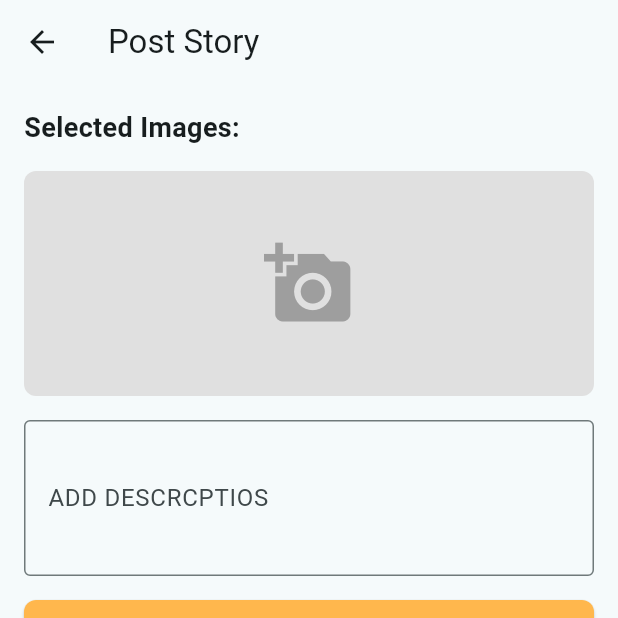
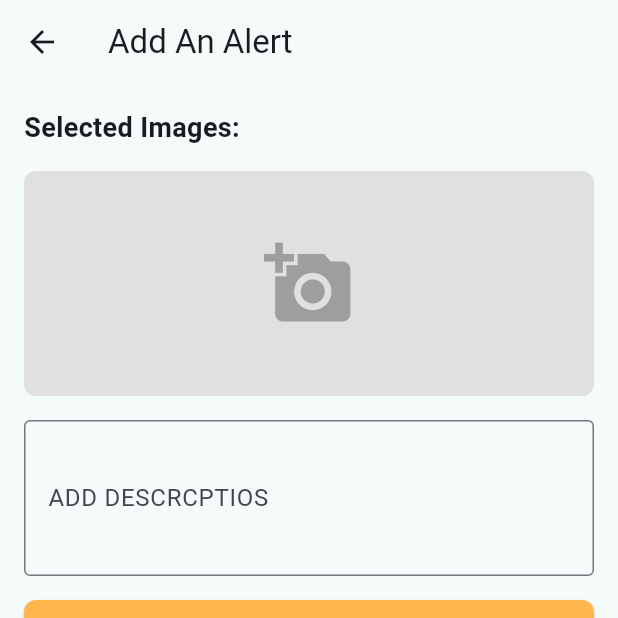
Before and after one commit to 09aryan/AlmaBase, a Flutter app: the PostStoryPage screen opened directly, on a phone screen of 412 x 824 dp, the top half of it. Run offline on Flutter 3.47's test engine with Material 3 defaults, Android fonts, the phone set to English and light mode, and no system bars; our stand-ins replace cached_network_image, carousel_slider, chewie, curved_navigation_bar, dotted_border, file_picker and 4 more; missing offline and left inert: neopop, video_thumbnail; accounts and stored records are empty; network calls fail.

Commit message:
ui update

```diff
--- a/frontend/lib/main.dart
+++ b/frontend/lib/main.dart
@@ -34,6 +34,7 @@ class MyApp extends StatelessWidget {
         colorScheme: ColorScheme.fromSeed(seedColor: Colors.white),
         useMaterial3: true,
       ),
+      debugShowCheckedModeBanner: false,
       home: AnimatedSplashScreen(),
     );
   }
--- a/frontend/lib/screens/addStrory.dart
+++ b/frontend/lib/screens/addStrory.dart
@@ -3,7 +3,6 @@ import 'package:flutter/material.dart';
 import 'package:frontend/constent/nav_bar.dart';
 import 'package:frontend/model/authToken.dart';
 import 'package:frontend/provider/user.dart';
-import 'package:frontend/screens/allContents.dart';
 import 'package:http/http.dart' as http;
 import 'package:image_picker/image_picker.dart';
 import 'package:provider/provider.dart';
@@ -26,7 +25,7 @@ class _PostStoryPageState extends State<PostStoryPage> {
 
       var request = http.MultipartRequest(
         'POST',
-        Uri.parse('http://10.0.9.246:1000/app/v1/post-story'),
+        Uri.parse('https://almabase.onrender.com/app/v1/post-story'),
       );
       request.headers['Authorization'] = authToken!;
       request.fields['text'] = textController.text;
@@ -66,28 +65,28 @@ class _PostStoryPageState extends State<PostStoryPage> {
   Widget build(BuildContext context) {
     return Scaffold(
       appBar: AppBar(
-        title: Text('Post Story'),
+        title: const Text('Add An Alert'),
         leading: IconButton(
-          icon: Icon(Icons.arrow_back),
+          icon: const Icon(Icons.arrow_back),
           onPressed: () {
             Navigator.push(
               context,
-              MaterialPageRoute(builder: (context) => MyHomePag()),
+              MaterialPageRoute(builder: (context) => const MyHomePag()),
             );
           },
         ),
       ),
       body: SingleChildScrollView(
-        physics: AlwaysScrollableScrollPhysics(),
+        physics: const AlwaysScrollableScrollPhysics(),
         padding: const EdgeInsets.all(16.0),
         child: Column(
           crossAxisAlignment: CrossAxisAlignment.stretch,
           children: [
-            Text(
+            const Text(
               'Selected Images:',
               style: TextStyle(fontSize: 18, fontWeight: FontWeight.bold),
             ),
-            SizedBox(height: 16.0),
+            const SizedBox(height: 16.0),
             Container(
               height: 150.0,
               child: imagesFiles.isEmpty
@@ -104,7 +103,7 @@ class _PostStoryPageState extends State<PostStoryPage> {
                           color: Colors.grey[300],
                           borderRadius: BorderRadius.circular(8.0),
                         ),
-                        child: Center(
+                        child: const Center(
                           child: Icon(
                             Icons.add_a_photo,
                             size: 60,
@@ -132,30 +131,30 @@ class _PostStoryPageState extends State<PostStoryPage> {
                       },
                     ),
             ),
-            SizedBox(height: 16.0),
+            const SizedBox(height: 16.0),
             TextField(
               controller: textController,
               maxLines: 3,
-              decoration: InputDecoration(
+              decoration: const InputDecoration(
                 labelText: 'ADD DESCRCPTIOS',
                 border: OutlineInputBorder(),
               ),
             ),
-            SizedBox(height: 16.0),
+            const SizedBox(height: 16.0),
             ElevatedButton(
               onPressed: isPostingStory ? null : postStory,
               style: ElevatedButton.styleFrom(
                 primary: Colors.orange[300],
-                padding: EdgeInsets.symmetric(vertical: 16.0),
+                padding: const EdgeInsets.symmetric(vertical: 16.0),
                 shape: RoundedRectangleBorder(
                   borderRadius: BorderRadius.circular(8.0),
                 ),
               ),
               child: isPostingStory
-                  ? CircularProgressIndicator(
+                  ? const CircularProgressIndicator(
                       color: Colors.white,
                     )
-                  : Text(
+                  : const Text(
                       'Post Story',
                       style: TextStyle(fontSize: 18.0, color: Colors.white),
                     ),
--- a/frontend/lib/screens/otherUser.dart
+++ b/frontend/lib/screens/otherUser.dart
@@ -32,7 +32,8 @@ class _UserInformationPageState extends State<UserInformationPage> {
       String? authToken =
           Provider.of<AuthProvider>(context, listen: false).authToken ?? '';
       final response = await http.get(
-        Uri.parse('http://10.0.9.246:1000/app/v1//post/$postId/comments'),
+        Uri.parse(
+            'https://almabase.onrender.com/app/v1//post/$postId/comments'),
         headers: {'Authorization': authToken},
       );
 
@@ -87,7 +88,7 @@ class _UserInformationPageState extends State<UserInformationPage> {
       String? authToken =
           Provider.of<AuthProvider>(context, listen: false).authToken ?? '';
       final response = await http.get(
-        Uri.parse('http://10.0.9.246:1000/app/v1/all-likes/$postId'),
+        Uri.parse('https://almabase.onrender.com/app/v1/all-likes/$postId'),
         headers: {'Authorization': authToken},
       );
 
--- a/frontend/lib/screens/seacrhPage.dart
+++ b/frontend/lib/screens/seacrhPage.dart
@@ -16,8 +16,8 @@ class _SearchPageState extends State<SearchPage> {
   List<Map<String, dynamic>> _searchResults = [];
 
   void _searchUsers(String userName) async {
-    final response = await http
-        .get(Uri.parse('http://10.0.9.246:1000/app/v1/search/$userName'));
+    final response = await http.get(
+        Uri.parse('https://almabase.onrender.com/app/v1/search/$userName'));
 
     if (response.statusCode == 200) {
       final data = json.decode(response.body);
@@ -36,7 +36,7 @@ class _SearchPageState extends State<SearchPage> {
       print('Auth Token: $authToken');
 
       final response = await http.post(
-        Uri.parse('http://10.0.9.246:1000/app/v1/chat/access'),
+        Uri.parse('https://almabase.onrender.com/app/v1/chat/access'),
         headers: {
           'Content-Type': 'application/json',
           'Authorization': authToken,
--- a/frontend/lib/screens/userDetails.dart
+++ b/frontend/lib/screens/userDetails.dart
@@ -25,7 +25,7 @@ class _UserInformationPageState extends State<UserInformationPage> {
       String? authToken =
           Provider.of<AuthProvider>(context, listen: false).authToken ?? '';
       final response = await http.get(
-        Uri.parse('http://10.0.9.246:1000/app/v1/post/$postId/comments'),
+        Uri.parse('https://almabase.onrender.com/app/v1/post/$postId/comments'),
         headers: {'Authorization': authToken},
       );
 
@@ -80,7 +80,7 @@ class _UserInformationPageState extends State<UserInformationPage> {
       String? authToken =
           Provider.of<AuthProvider>(context, listen: false).authToken ?? '';
       final response = await http.get(
-        Uri.parse('http://10.0.9.246:1000/app/v1/all-likes/$postId'),
+        Uri.parse('https://almabase.onrender.com/app/v1/all-likes/$postId'),
         headers: {'Authorization': authToken},
       );
 
@@ -139,6 +139,7 @@ class _UserInformationPageState extends State<UserInformationPage> {
     return Scaffold(
       backgroundColor: Colors.orange[200],
       appBar: AppBar(
+        automaticallyImplyLeading: false,
         title: const Text('User Information'),
       ),
       body: FutureBuilder<Map<String, dynamic>>(
@@ -428,7 +429,7 @@ class _UserInformationPageState extends State<UserInformationPage> {
                                         ),
                                         const SizedBox(width: 4.0),
                                         Text(
-                                          'Tags: ${post['Tags']?.join(', ') ?? 'No tags'}',
+                                          'Tags: ${post['tags']?.join(', ') ?? 'No tags'}',
                                           style: TextStyle(
                                               fontWeight: FontWeight.w400),
                                         ),
--- a/frontend/lib/services/LoginService.dart
+++ b/frontend/lib/services/LoginService.dart
@@ -4,9 +4,6 @@ import 'package:flutter/material.dart';
 import 'package:frontend/constent/nav_bar.dart';
 import 'package:frontend/model/authToken.dart';
 import 'package:frontend/provider/user.dart';
-import 'package:frontend/screens/postAPost.dart';
-import 'package:frontend/screens/seacrhPage.dart';
-import 'package:frontend/screens/upDateBio.dart';
 import 'package:http/http.dart' as http;
 import 'package:provider/provider.dart';
 import 'package:shared_preferences/shared_preferences.dart';
@@ -19,7 +16,7 @@ class LoginService {
   }) async {
     try {
       final response = await http.post(
-        Uri.parse('http://10.0.9.246:1000/app/v1/login'),
+        Uri.parse('https://almabase.onrender.com/app/v1/login'),
         headers: <String, String>{
           'Content-Type': 'application/json; charset=UTF-8',
         },
--- a/frontend/lib/services/fetchCHats.dart
+++ b/frontend/lib/services/fetchCHats.dart
@@ -15,7 +15,7 @@ class ApiService {
       String? authToken =
           Provider.of<AuthProvider>(context, listen: false).authToken ?? '';
       final response = await http.get(
-        Uri.parse('http://10.0.9.246:1000/app/v1/chat/$userId'),
+        Uri.parse('https://almabase.onrender.com/app/v1/chat/$userId'),
         headers: {
           'Authorization': authToken,
         },
--- a/frontend/lib/services/latestMessage.dart
+++ b/frontend/lib/services/latestMessage.dart
@@ -10,7 +10,7 @@ class ApiServices {
       }
 
       final response = await http.get(
-        Uri.parse('http://10.0.9.246:1000/app/v1/messages/$messageId'),
+        Uri.parse('https://almabase.onrender.com/app/v1/messages/$messageId'),
       );
 
       if (response.statusCode == 200) {
--- a/frontend/lib/services/register.dart
+++ b/frontend/lib/services/register.dart
@@ -21,7 +21,7 @@ class RegistrationService {
         return;
       }
       var request = http.MultipartRequest(
-          'POST', Uri.parse('http://10.0.9.246:1000/app/v1/signup'));
+          'POST', Uri.parse('https://almabase.onrender.com/app/v1/signup'));
       request.fields['fullName'] = fullName;
       request.fields['userName'] = userName;
       request.fields['email'] = email;
--- a/frontend/lib/services/updateBio.dart
+++ b/frontend/lib/services/updateBio.dart
@@ -23,14 +23,15 @@ class UpdateBio {
       final Map<String, dynamic> requestBody = {'bio': bio};
       final response = await http.put(
         Uri.parse(
-            'http://10.0.9.246:1000/app/v1/set-Bio/${userProvider.user!.id}'),
+            'https://almabase.onrender.com/app/v1/set-Bio/${userProvider.user!.id}'),
         headers: {
           'Content-Type': 'application/json',
           'x-auth-token': userProvider.user!.token.toString()
         },
         body: jsonEncode(requestBody),
       );
-      print('http://10.0.9.246:1000/app/v1/set-Bio/${userProvider.user!.id}');
+      print(
+          'https://almabase.onrender.com/app/v1/set-Bio/${userProvider.user!.id}');
       print('Response: ${response.body}');
       print('Status code: ${response.statusCode}');
       print(userId);
--- a/frontend/lib/services/userDetails.dart
+++ b/frontend/lib/services/userDetails.dart
@@ -13,8 +13,8 @@ class UserDetails {
   }) async {
     final userProvider = Provider.of<UserProvider>(context, listen: false);
     try {
-      final response = await http.get(
-          Uri.parse('http://10.0.9.246:1000/app/v1/user-details/${userId}'));
+      final response = await http.get(Uri.parse(
+          'https://almabase.onrender.com/app/v1/user-details/${userId}'));
       if (response.statusCode == 200) {
         print('  a                ');
         // print(jsonDecode(response.body));
```
Also changed, not shown: frontend/lib/constent/postItemWidget.dart (+22 -18 lines), frontend/lib/screens/all stories.dart (+20 -9 lines), frontend/lib/screens/allChatPage.dart (+43 -33 lines), frontend/lib/screens/allPost.dart (+9 -7 lines), frontend/lib/screens/chatPagee.dart (+4 -3 lines), frontend/lib/screens/postAPost.dart (+3 -5 lines), 3 other files.
